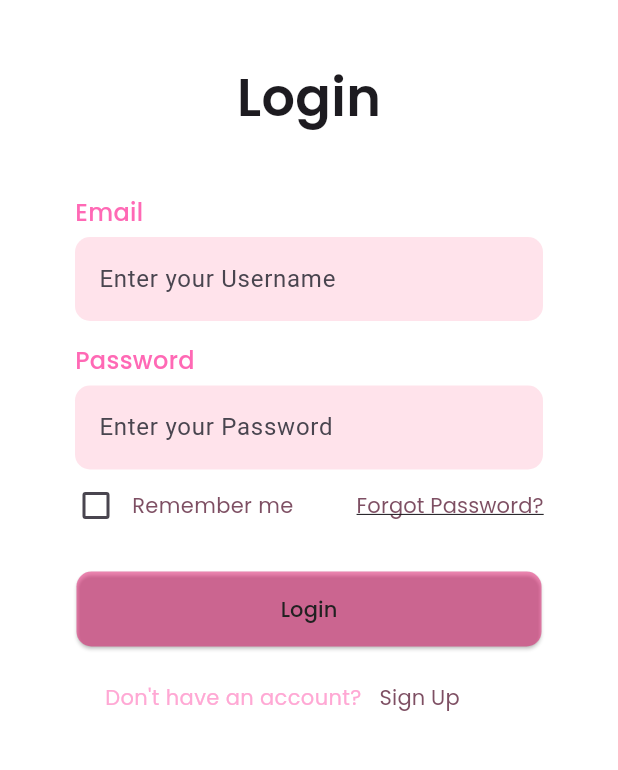
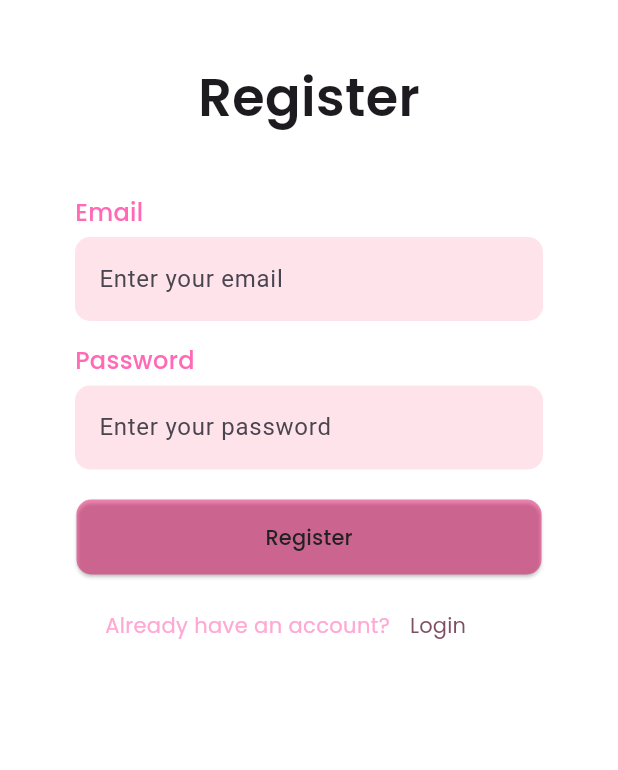
Before and after one commit to buntman/softeng2, a Flutter app: the screen it shows after launch, after a tap on "Sign Up", on a phone screen of 412 x 824 dp, the part 189-959 px from its top. Run offline on Flutter 3.47's test engine with Material 3 defaults, Android fonts, the phone set to English and light mode, and no system bars; our stand-ins replace carousel_slider, flutter_signin_button, google_fonts, shared_preferences; network calls fail.

Commit message:
feat(register): implement register and response display

```diff
--- a/lib/pages/login_page.dart
+++ b/lib/pages/login_page.dart
@@ -4,6 +4,7 @@ import 'package:flutter/material.dart';
 import 'package:google_fonts/google_fonts.dart';
 import 'package:flowershop/pages/home_page.dart';
 import 'package:flowershop/pages/token_storage.dart';
+import 'package:flowershop/pages/register_page.dart';
 import 'package:http/http.dart' as http;
 
 
@@ -16,7 +17,7 @@ class LoginPage extends StatefulWidget {
 
 class _LoginPageState extends State<LoginPage> {
   bool rememberme = false;
-  final TextEditingController username = TextEditingController();
+  final TextEditingController email = TextEditingController();
   final TextEditingController password = TextEditingController();
   String message = '';
 
@@ -27,7 +28,7 @@ class _LoginPageState extends State<LoginPage> {
       url,
       headers: {"Content-Type": "application/json"},
       body: jsonEncode({
-        "email": username.text, // Assuming username is actually the email
+        "email": email.text,
         "password": password.text,
       }),
     );
@@ -98,14 +99,14 @@ class _LoginPageState extends State<LoginPage> {
            right: 50
            ),
           child: TextField(
-            controller: username,
+            controller: email,
             decoration: InputDecoration(
               border: OutlineInputBorder(
                 borderSide: BorderSide.none,
                 borderRadius: BorderRadius.circular(10)
               ),
               filled: true,
-              hintText: "Enter your Username",
+              hintText: "Enter your email",
               fillColor: Color.fromRGBO(255, 227, 235, 1)
             ),
           ),
@@ -139,7 +140,7 @@ class _LoginPageState extends State<LoginPage> {
                 borderRadius: BorderRadius.circular(10)
               ),
               filled: true,
-              hintText: "Enter your Password",
+              hintText: "Enter your password",
               fillColor: Color.fromRGBO(255, 227, 235, 1)
             ),
           ),
@@ -196,7 +197,9 @@ class _LoginPageState extends State<LoginPage> {
                   color: Color.fromRGBO(255, 168, 212, 1),
                   ),
               ),
-              TextButton(onPressed: () => {},
+              TextButton(onPressed: () => {
+      Navigator.push(context, MaterialPageRoute(builder: (context) => RegisterPage())),
+                  },
               child: Text(
                 "Sign Up",
                 style: GoogleFonts.poppins(
--- /dev/null
+++ b/lib/pages/register_page.dart
@@ -0,0 +1,184 @@
+import 'package:flowershop/pages/login_page.dart';
+import 'package:flutter/material.dart';
+import 'package:google_fonts/google_fonts.dart';
+import 'dart:convert';
+import 'package:http/http.dart' as http;
+
+class RegisterPage extends StatefulWidget {
+  const RegisterPage({super.key});
+
+  @override
+  State<RegisterPage> createState() => _RegisterPageState();
+}
+
+class _RegisterPageState extends State<RegisterPage> {
+  final TextEditingController email = TextEditingController();
+  final TextEditingController password = TextEditingController();
+
+  Future<void> register() async {
+    final url = Uri.parse("http://10.0.2.2:8080/user-register");
+
+    final response = await http.post(
+      url,
+      headers: {"Content-Type": "application/json"},
+      body: jsonEncode({"email": email.text, "password": password.text}),
+    );
+
+    final data = jsonDecode(response.body);
+    if (data["success"] == true) {
+      ScaffoldMessenger.of(context).showSnackBar(
+        SnackBar(
+          content: Text(
+            "${data["message"]}",
+            style: TextStyle(color: Colors.white),
+          ),
+          backgroundColor: Colors.green,
+        ),
+      );
+      Navigator.push(context, MaterialPageRoute(builder: (context) => LoginPage()),);
+    } else if (data["success"] == false) {
+      //temporary validations
+      ScaffoldMessenger.of(context).showSnackBar(
+        SnackBar(
+          content: Text(
+            '${data["errors"]["email"]}\n${data["errors"]["password"]}',
+            style: TextStyle(color: Colors.white),
+          ),
+          backgroundColor: Colors.red,
+        ),
+      );
+    }
+  }
+
+  @override
+  Widget build(BuildContext context) {
+    return Scaffold(
+      backgroundColor: Color.fromRGBO(255, 255, 255, 1),
+      body: Column(
+        children: [
+          Padding(padding: EdgeInsets.only(top: 80.0)),
+          Text(
+            "Rizza's Flowershop",
+            style: GoogleFonts.poppins(
+              fontSize: 32,
+              fontWeight: FontWeight.w600,
+              color: const Color.fromARGB(255, 190, 54, 165),
+            ),
+          ),
+          Padding(padding: EdgeInsets.only(top: 20, bottom: 20)),
+          Text(
+            "Register",
+            style: GoogleFonts.poppins(
+              fontSize: 35,
+              fontWeight: FontWeight.w600,
+            ),
+          ),
+          Padding(padding: EdgeInsets.only(top: 40)),
+          Row(
+            children: <Widget>[
+              Padding(padding: EdgeInsets.only(left: 50)),
+              Text(
+                "Email",
+                style: GoogleFonts.poppins(
+                  fontWeight: FontWeight.w500,
+                  fontSize: 16,
+                  color: Color.fromRGBO(255, 105, 181, 1),
+                ),
+              ),
+            ],
+          ),
+          Padding(
+            padding: EdgeInsets.only(top: 5, left: 50, right: 50),
+            child: TextField(
+              controller: email,
+              decoration: InputDecoration(
+                border: OutlineInputBorder(
+                  borderSide: BorderSide.none,
+                  borderRadius: BorderRadius.circular(10),
+                ),
+                filled: true,
+                hintText: "Enter your email",
+                fillColor: Color.fromRGBO(255, 227, 235, 1),
+              ),
+            ),
+          ),
+          Padding(padding: EdgeInsets.only(top: 15)),
+          Row(
+            children: <Widget>[
+              Padding(padding: EdgeInsets.only(left: 50)),
+              Text(
+                "Password",
+                style: GoogleFonts.poppins(
+                  fontWeight: FontWeight.w500,
+                  fontSize: 16,
+                  color: Color.fromRGBO(255, 105, 181, 1),
+                ),
+              ),
+            ],
+          ),
+          Padding(
+            padding: EdgeInsets.only(top: 5, left: 50, right: 50),
+            child: TextField(
+              obscureText: true,
+              controller: password,
+              decoration: InputDecoration(
+                border: OutlineInputBorder(
+                  borderSide: BorderSide.none,
+                  borderRadius: BorderRadius.circular(10),
+                ),
+                filled: true,
+                hintText: "Enter your password",
+                fillColor: Color.fromRGBO(255, 227, 235, 1),
+              ),
+            ),
+          ),
+          Padding(padding: EdgeInsets.only(top: 20)),
+          ElevatedButton(
+            onPressed: () {
+              register();
+            },
+            style: ElevatedButton.styleFrom(
+              backgroundColor: Color.fromRGBO(224, 6, 98, .47),
+              foregroundColor: Color.fromRGBO(33, 33, 33, 1),
+              minimumSize: Size(310, 50),
+              shape: RoundedRectangleBorder(
+                borderRadius: BorderRadius.circular(10),
+              ),
+            ),
+            child: Text("Register", style: GoogleFonts.poppins()),
+          ),
+          Padding(padding: EdgeInsets.only(top: 10)),
+          Row(
+            children: <Widget>[
+              Padding(padding: EdgeInsets.only(left: 70)),
+              Text(
+                "Already have an account?",
+                style: GoogleFonts.poppins(
+                  fontWeight: FontWeight.w400,
+                  fontSize: 14,
+                  color: Color.fromRGBO(255, 168, 212, 1),
+                ),
+              ),
+              TextButton(
+                onPressed:
+                    () => {
+                      Navigator.push(
+                        context,
+                        MaterialPageRoute(builder: (context) => LoginPage()),
+                      ),
+                    },
+                child: Text(
+                  "Login",
+                  style: GoogleFonts.poppins(
+                    fontWeight: FontWeight.w400,
+                    color: Color.fromRGBO(126, 79, 99, 1),
+                  ),
+                ),
+              ),
+            ],
+          ),
+        ],
+      ),
+    );
+  }
+}
```
Also changed, not shown: lib/main.dart (+0 -7 lines).
